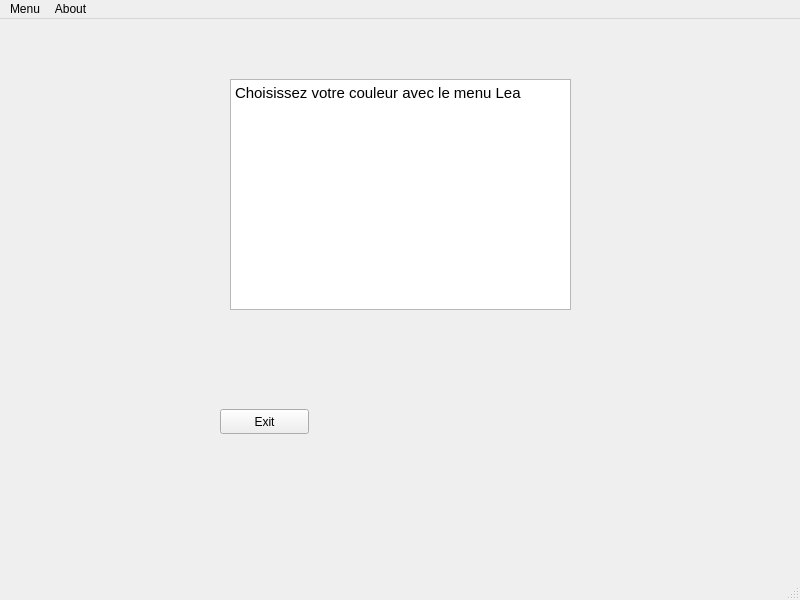
Old version of the form mainwindow.ui in the repository QtHit/test-ajc-2019.
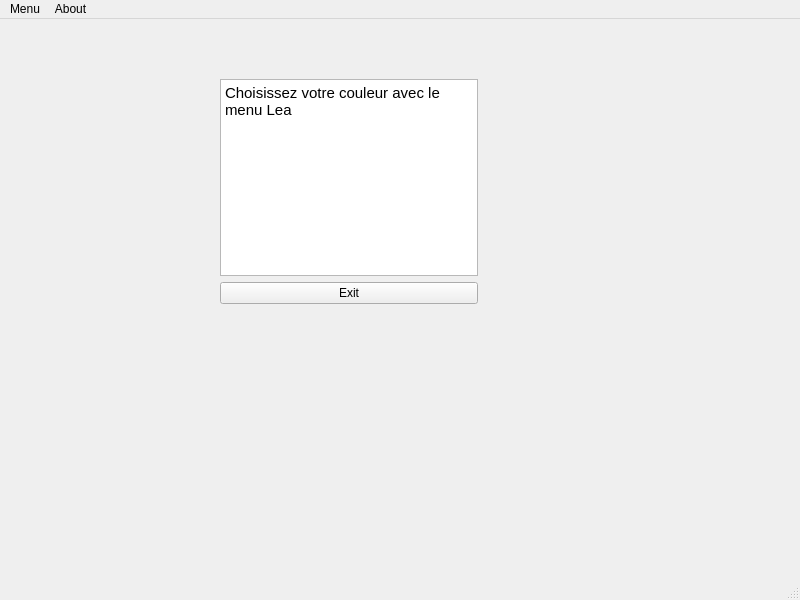
New version of the form.

Diff of the .ui file:
```diff
--- a/mainwindow.ui
+++ b/mainwindow.ui
@@ -14,35 +14,35 @@
    <string>MainWindow</string>
   </property>
   <widget class="QWidget" name="centralwidget">
-   <widget class="QPushButton" name="pushButton">
+   <widget class="QWidget" name="">
     <property name="geometry">
      <rect>
       <x>220</x>
-      <y>390</y>
-      <width>89</width>
-      <height>25</height>
-     </rect>
-    </property>
-    <property name="text">
-     <string>Exit</string>
-    </property>
-   </widget>
-   <widget class="QTextEdit" name="textEdit_Lea">
-    <property name="geometry">
-     <rect>
-      <x>230</x>
       <y>60</y>
-      <width>341</width>
-      <height>231</height>
+      <width>258</width>
+      <height>225</height>
      </rect>
     </property>
-    <property name="html">
-     <string>&lt;!DOCTYPE HTML PUBLIC &quot;-//W3C//DTD HTML 4.0//EN&quot; &quot;http://www.w3.org/TR/REC-html40/strict.dtd&quot;&gt;
+    <layout class="QVBoxLayout" name="verticalLayout">
+     <item>
+      <widget class="QTextEdit" name="textEdit_Lea">
+       <property name="html">
+        <string>&lt;!DOCTYPE HTML PUBLIC &quot;-//W3C//DTD HTML 4.0//EN&quot; &quot;http://www.w3.org/TR/REC-html40/strict.dtd&quot;&gt;
 &lt;html&gt;&lt;head&gt;&lt;meta name=&quot;qrichtext&quot; content=&quot;1&quot; /&gt;&lt;style type=&quot;text/css&quot;&gt;
 p, li { white-space: pre-wrap; }
 &lt;/style&gt;&lt;/head&gt;&lt;body style=&quot; font-family:'Ubuntu'; font-size:11pt; font-weight:400; font-style:normal;&quot;&gt;
 &lt;p style=&quot; margin-top:0px; margin-bottom:0px; margin-left:0px; margin-right:0px; -qt-block-indent:0; text-indent:0px;&quot;&gt;Choisissez votre couleur avec le menu Lea&lt;/p&gt;&lt;/body&gt;&lt;/html&gt;</string>
-    </property>
+       </property>
+      </widget>
+     </item>
+     <item>
+      <widget class="QPushButton" name="pushButton">
+       <property name="text">
+        <string>Exit</string>
+       </property>
+      </widget>
+     </item>
+    </layout>
    </widget>
   </widget>
   <widget class="QMenuBar" name="menubar">
```
